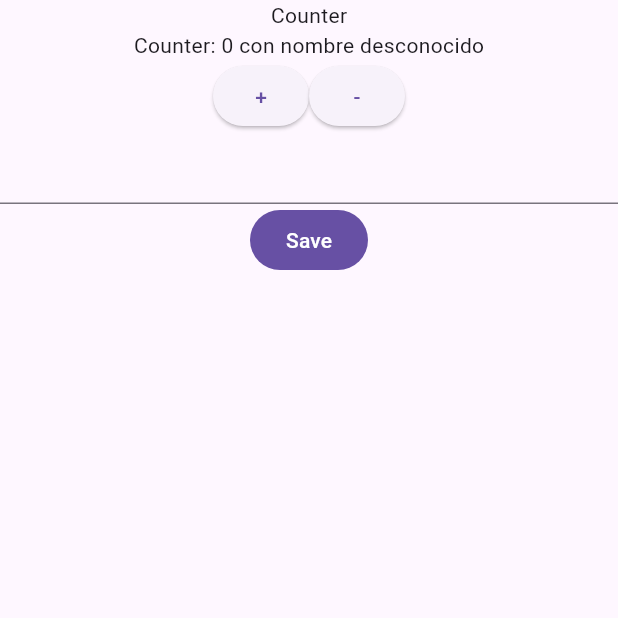
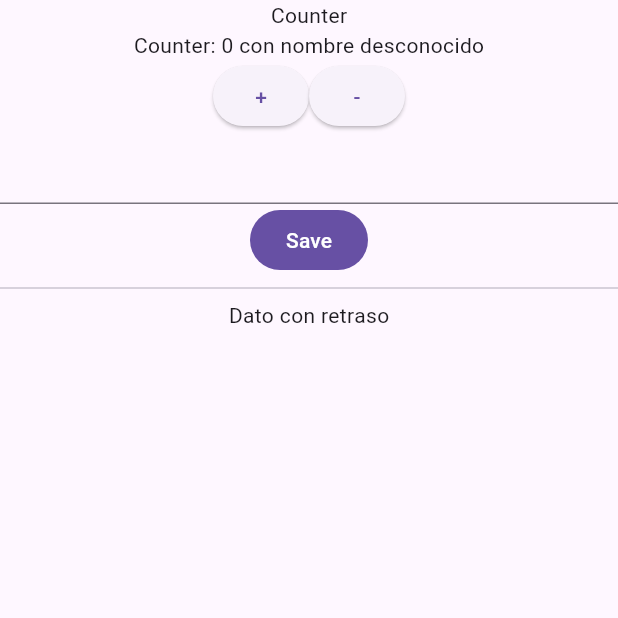
Before and after one commit to arturoalbero/PMDM, a Flutter app: the screen it shows after launch, after a tap on "Save", on a phone screen of 412 x 824 dp, the top half of it. Run offline on Flutter 3.47's test engine with Material 3 defaults, Android fonts, the phone set to English and light mode, and no system bars; our stand-ins replace flutter_riverpod, go_router; network calls fail.

Commit message:
asyncprovider

```diff
--- a/FIRST PART/UNIT 04/riverpod_tutorial/lib/main.dart
+++ b/FIRST PART/UNIT 04/riverpod_tutorial/lib/main.dart
@@ -55,6 +55,9 @@ class CounterText extends ConsumerWidget {
     final count = ref.watch(counterProvider);
     final name = ref.watch(userNameProvider);
 
+    //ASYNC PROVIDER => provider asíncrono
+    final userAsyncState = ref.watch(userProviderAsync);
+
     return Column(
       children: [
         Text('Counter: $count con nombre ${(name!="")?name:"desconocido"}'),
@@ -70,9 +73,20 @@ class CounterText extends ConsumerWidget {
               onPressed: () => ref.read(counterProvider.notifier).decrement(),
               child: Text("-"),
             ),
+
           ],
         ),
-        NameForm()
+        NameForm(),
+        Divider(),
+        //ASYNC PROVIDER => colocamos la variable con el método when en lugar de un widget normal
+        userAsyncState.when(
+          //EL DATO QUE RECIBIMOS FINALMENTE
+          data: (asyncDataReceived)=> Text(asyncDataReceived),
+          //LO QUE SE VISUALIZA EN CASO DE ERROR
+          error: (error, stackTrace) => Text("Error: $error - $stackTrace"),
+          //LO QUE SE VISUALIZA MIENTRAS NO TENEMOS EL DATO
+          loading: ()=> Text("En espera")
+          )
       ],
     );
   }
--- a/FIRST PART/UNIT 04/riverpod_tutorial/lib/user_name_notifier.dart
+++ b/FIRST PART/UNIT 04/riverpod_tutorial/lib/user_name_notifier.dart
@@ -1,3 +1,5 @@
+import 'dart:async';
+
 import 'package:flutter/material.dart';
 import 'package:flutter_riverpod/flutter_riverpod.dart';
 
@@ -57,3 +59,22 @@ class _NameFormState extends ConsumerState<NameForm> {
     );
   }
 }
+
+//COSAS ASYNC
+
+class UserAsyncNotifier extends AsyncNotifier<String>{
+  //función de construcción principal, simulamos un retraso con delayed
+  @override
+  FutureOr<String> build() async {
+    await Future.delayed(const Duration(seconds: 4));
+    return 'Dato con retraso';
+  }
+
+  //Función que añadimos para poder cambiar el estado interno
+  void changeName(String n){
+    state = AsyncData(n);
+  }
+
+}
+
+final userProviderAsync = AsyncNotifierProvider<UserAsyncNotifier, String>(UserAsyncNotifier.new);
```
Also changed, not shown: 1 other file.
